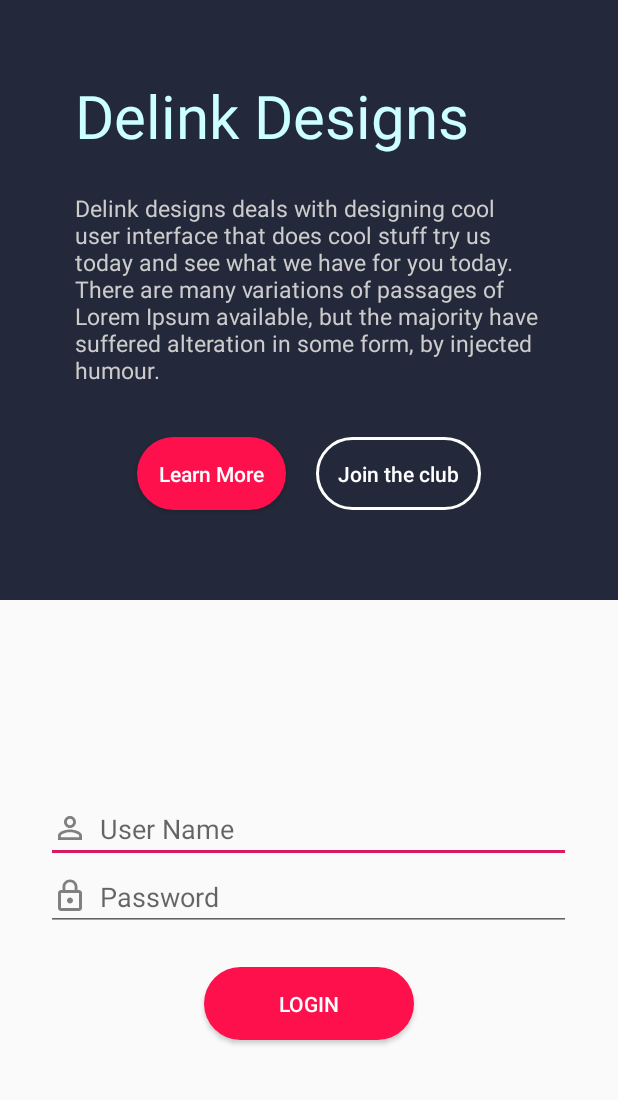
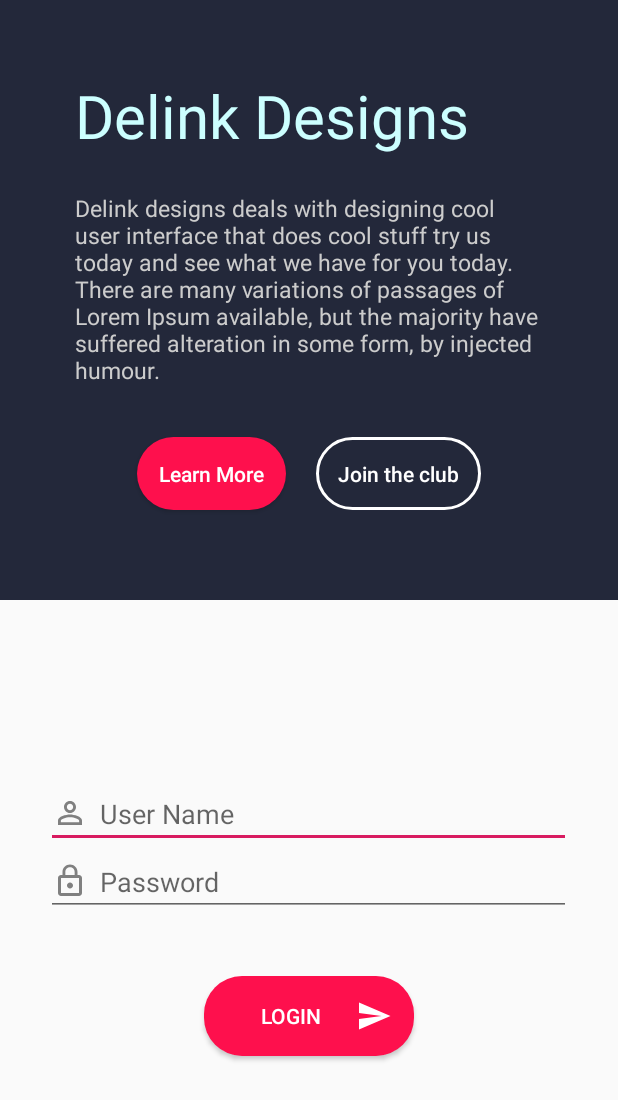
Before and after one commit to Delink-D/modern-login, an Android app: the screen it shows after launch (MainActivity), on a phone screen of 412 x 824 dp. Shown: the top 1100 px of the screen. Run offline under Robolectric (Android 15) with nearby library versions, the phone set to English and light mode, and no system bars.

Commit message:
changes to login button

```diff
--- a/app/src/main/res/layout/activity_main.xml
+++ b/app/src/main/res/layout/activity_main.xml
@@ -82,12 +82,14 @@
             android:drawableStart="@drawable/ic_lock_outline_black_24dp"/>
         <Button
             android:id="@+id/btn_login"
-            android:layout_marginTop="24dp"
+            android:layout_marginTop="40dp"
             android:layout_width="wrap_content"
             android:layout_height="wrap_content"
             android:text="Login"
             android:textColor="#FFF"
             android:width="140dp"
-            android:background="@drawable/bg_btn_pink"/>
+            android:background="@drawable/bg_btn_pink"
+            android:drawableRight="@drawable/ic_send_black_24dp"
+            android:drawableEnd="@drawable/ic_send_black_24dp"/>
     </LinearLayout>
 </LinearLayout>
```
